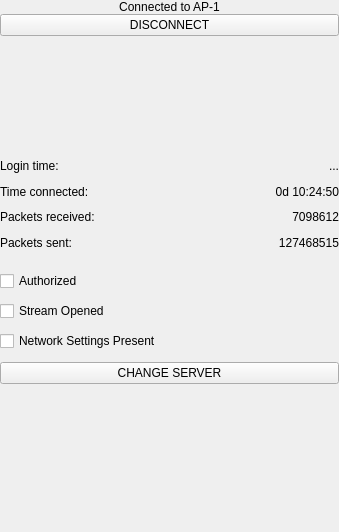
First picture: the form in ui/mobile/MainScreen.ui, repository demlabs-cellframe/dap-ui-sdk, before the edit.
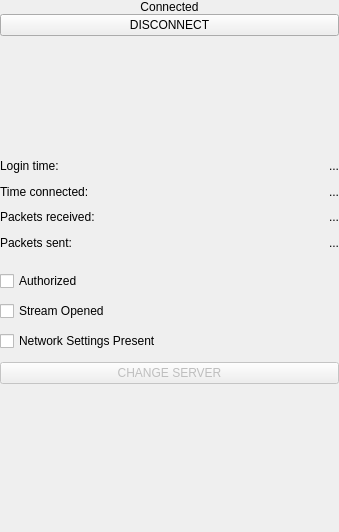
Second picture: the form after the edit.

```diff
--- a/ui/mobile/MainScreen.ui
+++ b/ui/mobile/MainScreen.ui
@@ -74,7 +74,7 @@
       <item alignment="Qt::AlignHCenter">
        <widget class="QLabel" name="lblActualServer">
         <property name="text">
-         <string>Connected to AP-1</string>
+         <string>Connected</string>
         </property>
         <property name="alignment">
          <set>Qt::AlignCenter</set>
@@ -239,7 +239,7 @@
             </sizepolicy>
            </property>
            <property name="text">
-            <string>0d 10:24:50</string>
+            <string>...</string>
            </property>
            <property name="alignment">
             <set>Qt::AlignRight|Qt::AlignTrailing|Qt::AlignVCenter</set>
@@ -298,7 +298,7 @@
             </sizepolicy>
            </property>
            <property name="text">
-            <string>7098612</string>
+            <string>...</string>
            </property>
            <property name="alignment">
             <set>Qt::AlignRight|Qt::AlignTrailing|Qt::AlignVCenter</set>
@@ -357,7 +357,7 @@
             </sizepolicy>
            </property>
            <property name="text">
-            <string>127468515</string>
+            <string>...</string>
            </property>
            <property name="alignment">
             <set>Qt::AlignRight|Qt::AlignTrailing|Qt::AlignVCenter</set>
@@ -459,6 +459,9 @@
    </item>
    <item>
     <widget class="QPushButton" name="btnChangeServer">
+     <property name="enabled">
+      <bool>false</bool>
+     </property>
      <property name="sizePolicy">
       <sizepolicy hsizetype="Preferred" vsizetype="Fixed">
        <horstretch>0</horstretch>
```
